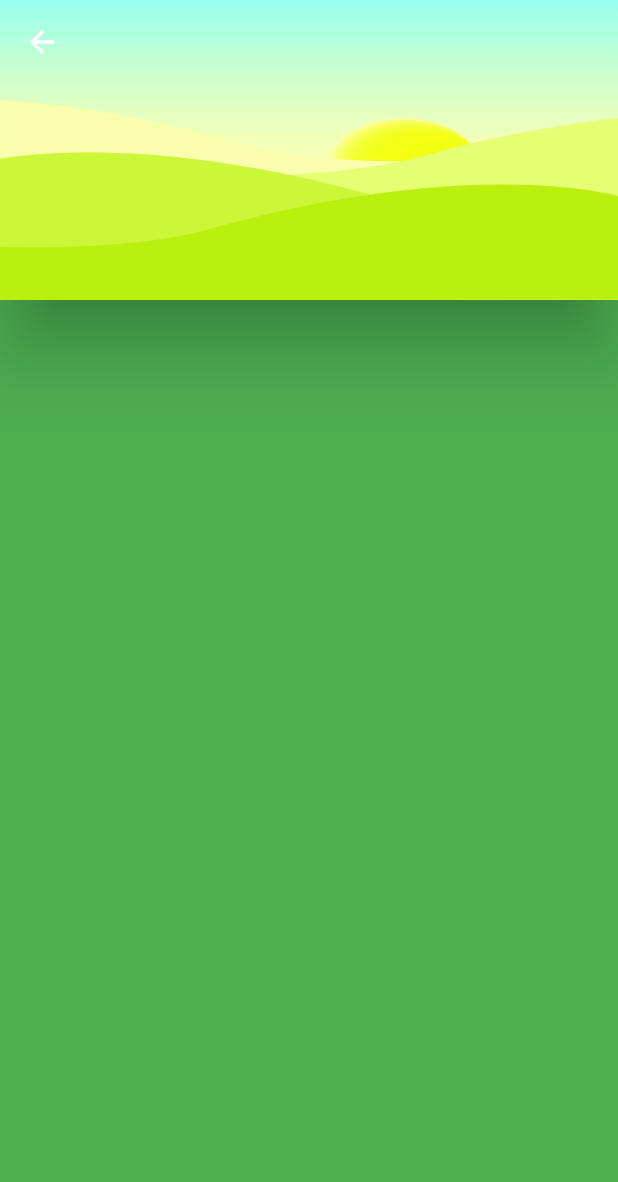
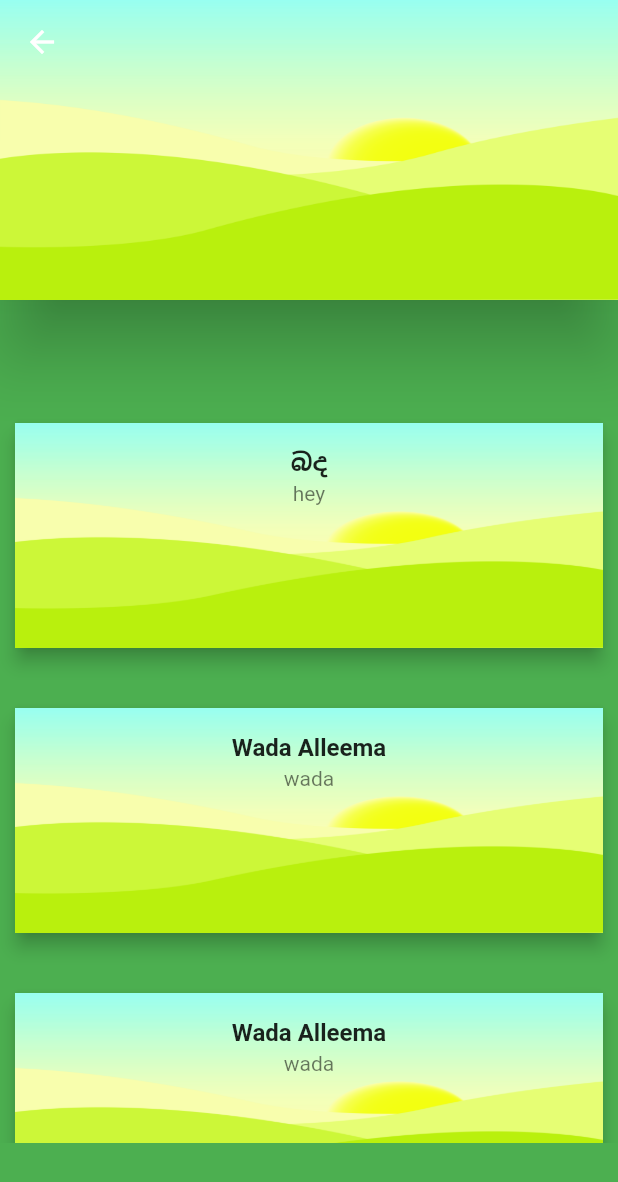
Before and after one commit to HasiniSama/avurudu-litha-app, a Flutter app: the screen it shows after launch, on a phone screen of 412 x 824 dp. Shown: the top 1182 px of the screen. Run offline on Flutter 3.47's test engine with Material 2 defaults, Android fonts, the phone set to English and light mode, and no system bars; missing offline and left inert: clip_shadow.

Commit message:
ListWheelScrollView added

```diff
--- a/lib/nakath_list.dart
+++ b/lib/nakath_list.dart
@@ -1,5 +1,3 @@
-import 'package:flutter/material.dart';
-
 class Nakath{
 
   String name;
@@ -7,7 +5,4 @@ class Nakath{
 
   Nakath ({this.name, this.time});
 
-  Widget buildTitle(BuildContext context) => Text(name);
-
-  Widget buildTime(BuildContext context) => Text(time);
 }
--- a/lib/pages/home.dart
+++ b/lib/pages/home.dart
@@ -12,11 +12,18 @@ class _HomeState extends State<Home> {
   int selectedIndex = 0;
 
   List<Nakath> nakaths  = [
-    Nakath( name: 'Nonagathaya', time: 'hey'),
+    Nakath( name: 'බද', time: 'hey'),
     Nakath( name: 'Wada Alleema', time: 'wada'),
+    Nakath( name: 'Wada Alleema', time: 'wada'),
+    Nakath( name: 'Wada ', time: 'wada'),
+    Nakath( name: 'Wada Alleema', time: 'wada'),
+    Nakath( name: 'Wada Alleema', time: 'wada'),
+    Nakath( name: 'Wada Alleema', time: 'wada'),
+    Nakath( name: 'Wada Alleem', time: 'wada'),
     Nakath( name: 'Hisa thel gaama', time: 'oiled')
   ];
 
+  //List <String> items = ['hi', 'bye','rewww','rrrr'];
 
   @override
   Widget build(BuildContext context) {
@@ -44,7 +51,44 @@ class _HomeState extends State<Home> {
         ),
       ),
       body: Center(
+        child: ListWheelScrollView(
+          itemExtent: 500,
+          physics: FixedExtentScrollPhysics(),
+          children:[
+            ListView.builder(
+            itemCount: nakaths.length,
+              itemBuilder: (context, index) {
+                final item = nakaths[index];
+                return Container(
 
+                  child: Card(
+                    elevation: 5,
+                    margin: EdgeInsets.fromLTRB(10.0, 20.0, 10.0, 20.0),
+                    child: Container(
+                      height: 150,
+                      decoration: BoxDecoration(
+                        image: DecorationImage(
+                          image: AssetImage('assets/Background2.jpg'),
+                          fit: BoxFit.fill,
+                          alignment: Alignment.topCenter,
+                        ),
+                      ),
+                      child: ListTile(
+                        title: Text('${item.name}',
+                          textAlign: TextAlign.center,
+                          style: TextStyle(fontWeight: FontWeight.bold),
+                        ),
+                        subtitle: Text('${item.time}',
+                          textAlign: TextAlign.center,
+                        ),
+                      ),
+                    ),
+                  ),
+                );
+              },
+            ),
+        ],
+        ),
       ),
       backgroundColor: Colors.green,
 
```
